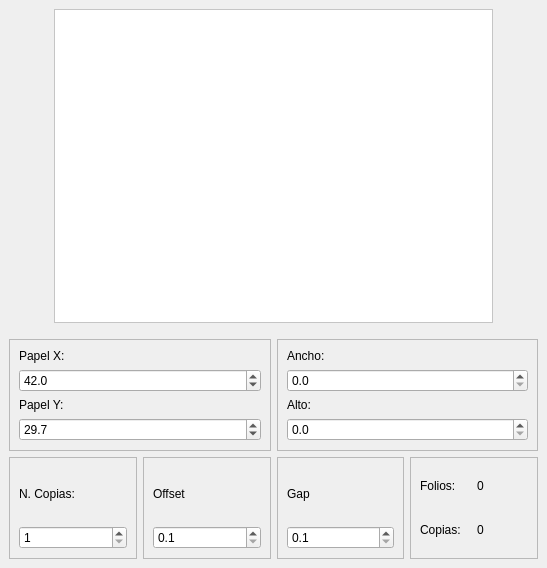
Qt form mainwindow.ui (ikerBorr/CanvasPyQT) before a commit.
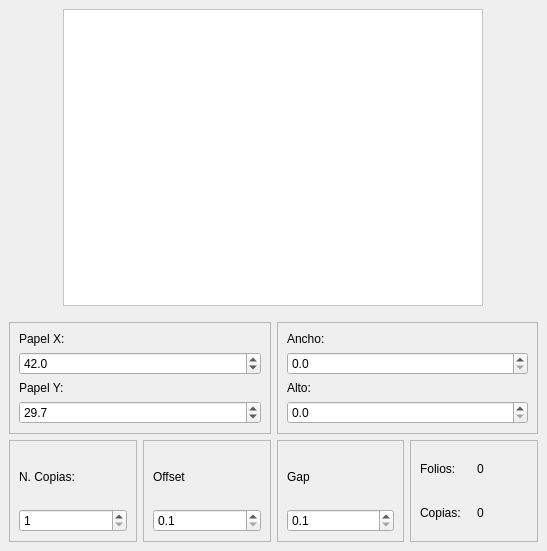
The same form after that commit.

```diff
--- a/mainwindow.ui
+++ b/mainwindow.ui
@@ -7,7 +7,7 @@
     <x>0</x>
     <y>0</y>
     <width>547</width>
-    <height>568</height>
+    <height>551</height>
    </rect>
   </property>
   <property name="windowTitle">
@@ -21,14 +21,14 @@
        <widget class="QGraphicsView" name="GVCanvas">
         <property name="minimumSize">
          <size>
-          <width>439</width>
-          <height>314</height>
+          <width>420</width>
+          <height>297</height>
          </size>
         </property>
         <property name="maximumSize">
          <size>
-          <width>439</width>
-          <height>314</height>
+          <width>420</width>
+          <height>297</height>
          </size>
         </property>
         <property name="styleSheet">
```
